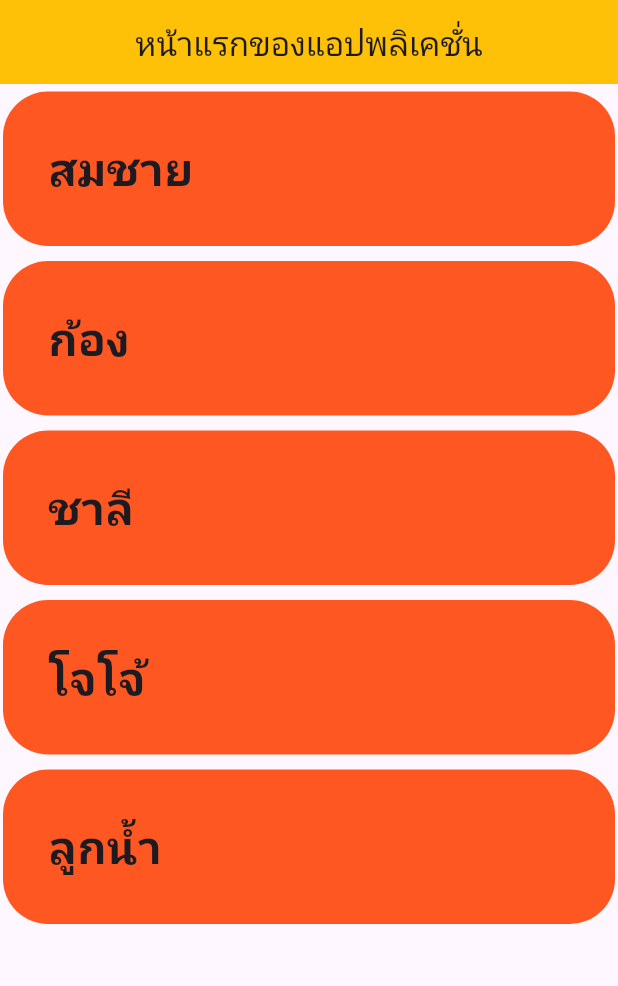
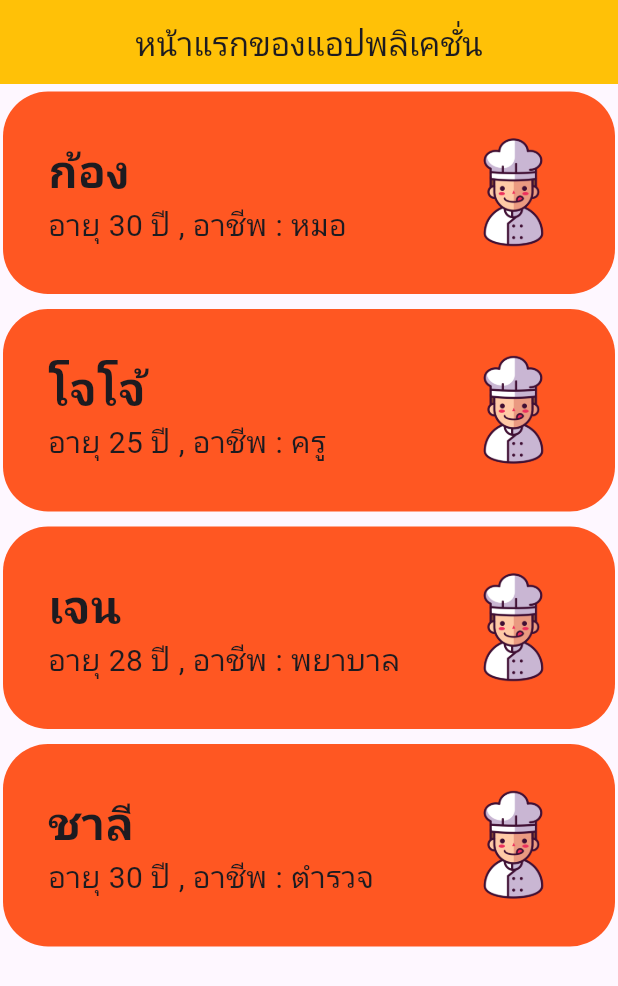
Before and after one commit to Lskram/AppMian, a Flutter app: the screen it shows after launch, on a phone screen of 412 x 824 dp. Shown: the top 986 px of the screen. Run offline on Flutter 3.47's test engine with Material 3 defaults, Android fonts, the phone set to English and light mode, and no system bars.

Commit message:
cr Data.Models

```diff
--- /dev/null
+++ b/myapp/lib/models/person.dart
@@ -0,0 +1,13 @@
+class Person {
+  Person({required this.name, required this.age, required this.job});
+  String name;
+  int age;
+  String job;
+}
+
+List<Person> data = [
+  Person(name: "ก้อง", age: 30, job: "หมอ"),
+  Person(name: "โจโจ้", age: 25, job: "ครู"),
+  Person(name: "เจน", age: 28, job: "พยาบาล"),
+  Person(name: "ชาลี", age: 30, job: "ตำรวจ"),
+];
--- a/myapp/lib/screens/item.dart
+++ b/myapp/lib/screens/item.dart
@@ -1,4 +1,5 @@
 import 'package:flutter/material.dart';
+import 'package:myapp/models/person.dart';
 
 class Item extends StatefulWidget {
   const Item({super.key});
@@ -8,8 +9,6 @@ class Item extends StatefulWidget {
 }
 
 class _ItemState extends State<Item> {
-  List data = ["สมชาย", "ก้อง", "ชาลี", "โจโจ้","ลูกน้ำ"];
-
   @override
   Widget build(BuildContext context) {
     return ListView.builder(
@@ -22,10 +21,29 @@ class _ItemState extends State<Item> {
           ),
           margin: EdgeInsets.symmetric(horizontal: 2,vertical: 5),
           padding: EdgeInsets.all(30),
-          child: Text(
-            data[index],
-            style: TextStyle(fontSize: 30,fontWeight: FontWeight.bold),
-          ),
+          child: Row(
+            mainAxisAlignment: MainAxisAlignment.spaceBetween,
+            children: [
+              Column(
+                crossAxisAlignment: CrossAxisAlignment.start,
+                children: [
+                  Text(
+                    data[index].name,
+                    style: TextStyle(fontSize: 30,fontWeight: FontWeight.bold),
+                  ),
+                  Text(
+                    "อายุ ${data[index].age} ปี , อาชีพ : ${data[index].job}",
+                    style: TextStyle(fontSize: 20),
+                  ),
+                ],
+              ),
+              Image.asset(
+                "assets/images/pic1.png",
+                width: 75,
+                height: 75,
+              ),
+            ],
+          )
         );
       },
     );
```
